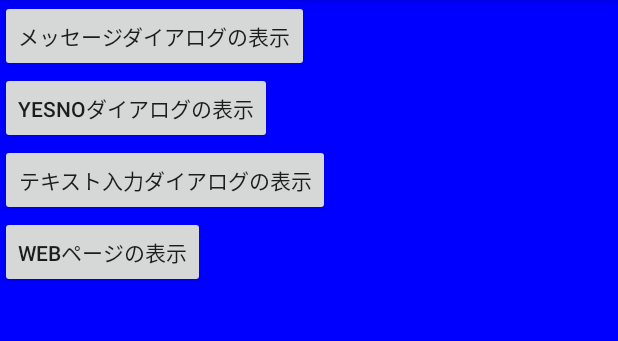
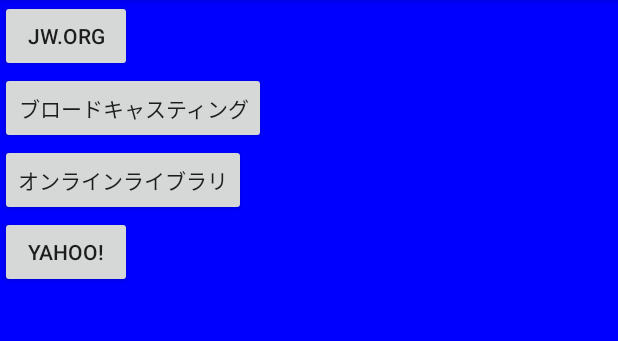
Before and after one commit to arlly/AndroidStudy, an Android app: the screen it shows after launch (MainActivity), on a phone screen of 412 x 824 dp, the part 84-425 px from its top. Run offline under Robolectric (Android 15) with nearby library versions, the phone set to English and light mode, and no system bars.

Commit message:
ボタンを微調整した。

```diff
--- a/app/src/main/java/com/example/mybasicapplication/MainActivity.java
+++ b/app/src/main/java/com/example/mybasicapplication/MainActivity.java
@@ -22,6 +22,9 @@ public class MainActivity extends AppCompatActivity implements View.OnClickListe
     private final static String TAG_YESNO = "1";
     private final static String TAG_TEXT = "2";
     private final static String TAG_WEB = "3";
+    private final static String TAG_JWORG = "4";
+    private final static String TAG_VOD = "5";
+    private final static String TAG_OLL = "6";
 
 
     @Override
@@ -34,10 +37,10 @@ public class MainActivity extends AppCompatActivity implements View.OnClickListe
         layout.setOrientation(LinearLayout.VERTICAL);
         setContentView(layout);
 
-        layout.addView(makeButton("メッセージダイアログの表示", TAG_MESSAGE));
-        layout.addView(makeButton("YesNoダイアログの表示", TAG_YESNO));
-        layout.addView(makeButton("テキスト入力ダイアログの表示", TAG_TEXT));
-        layout.addView(makeButton("WEBページの表示", TAG_WEB));
+        layout.addView(makeButton("JW.org", TAG_JWORG));
+        layout.addView(makeButton("ブロードキャスティング", TAG_VOD));
+        layout.addView(makeButton("オンラインライブラリ", TAG_OLL));
+        layout.addView(makeButton("yahoo!", TAG_WEB));
     }
 
     /**
@@ -72,6 +75,21 @@ public class MainActivity extends AppCompatActivity implements View.OnClickListe
     public void onClick(View view) {
         String tag = (String) view.getTag();
 
+        if (TAG_JWORG.equals(tag)) {
+            Intent intent = new Intent("android.intent.action.VIEW", Uri.parse("https://www.jw.org/ja/"));
+            startActivity(intent);
+        }
+
+        if (TAG_OLL.equals(tag)) {
+            Intent intent = new Intent("android.intent.action.VIEW", Uri.parse("https://wol.jw.org/ja/wol/h/r7/lp-j"));
+            startActivity(intent);
+        }
+
+        if (TAG_VOD.equals(tag)) {
+            Intent intent = new Intent("android.intent.action.VIEW", Uri.parse("https://www.jw.org/ja/%E3%83%A9%E3%82%A4%E3%83%96%E3%83%A9%E3%83%AA%E3%83%BC/%E3%83%93%E3%83%87%E3%82%AA/#/ja/categories/VODStudio"));
+            startActivity(intent);
+        }
+
         if (TAG_WEB.equals(tag)) {
             Intent intent = new Intent("android.intent.action.VIEW", Uri.parse("https://www.yahoo.co.jp"));
             startActivity(intent);
```
Also changed, not shown: app/src/main/res/layout/activity_main.xml (line endings or trailing spaces).
